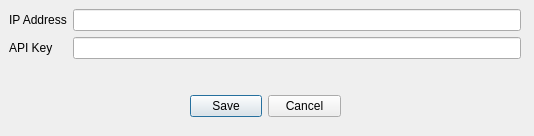
First picture: the form in ui/SettingsDialog.ui, repository Fuzzwah/lametric-iracing, before the edit.
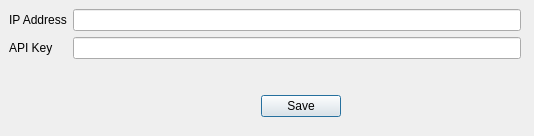
Second picture: the form after the edit.

```diff
--- a/ui/SettingsDialog.ui
+++ b/ui/SettingsDialog.ui
@@ -62,7 +62,7 @@
     </rect>
    </property>
    <property name="standardButtons">
-    <set>QDialogButtonBox::Cancel|QDialogButtonBox::Save</set>
+    <set>QDialogButtonBox::Save</set>
    </property>
   </widget>
  </widget>
```
